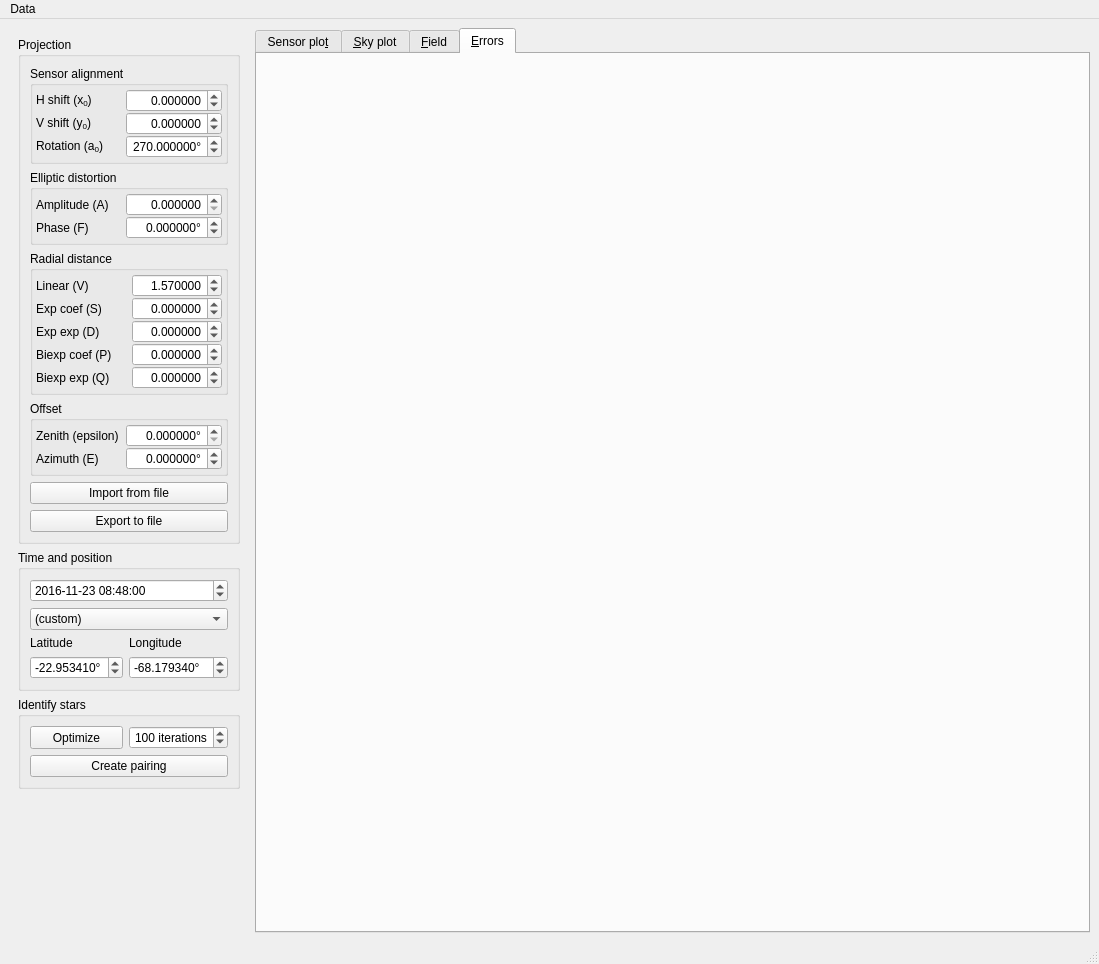
The window that ui/main.ui (AMOS-uniba/vasco) describes before a commit, drawn with Qt 5.
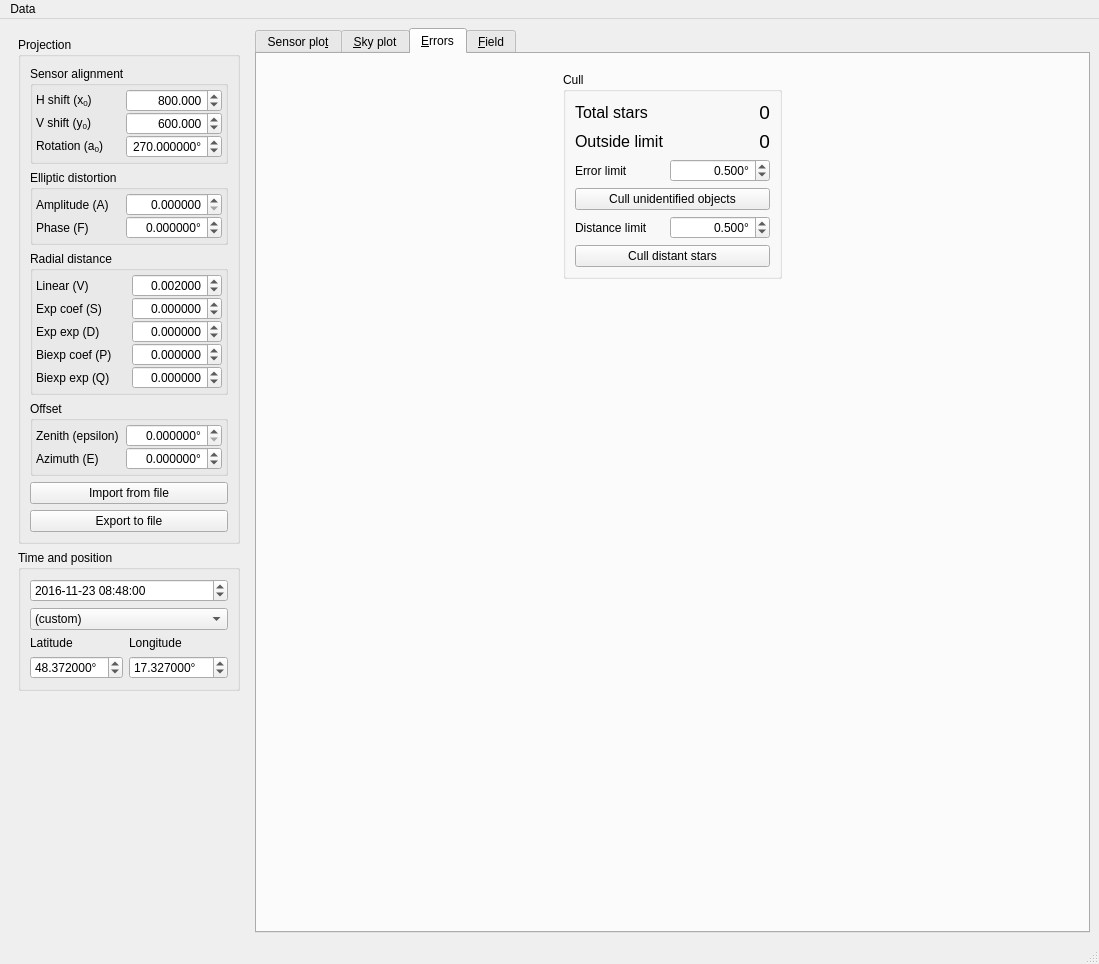
The same window after the commit. The open tabs and pages were chosen to show the change.

What changed in the file:
```diff
--- a/ui/main.ui
+++ b/ui/main.ui
@@ -104,16 +104,19 @@
                 <set>Qt::AlignRight|Qt::AlignTrailing|Qt::AlignVCenter</set>
                </property>
                <property name="decimals">
-                <number>6</number>
+                <number>3</number>
                </property>
                <property name="minimum">
-                <double>-1.000000000000000</double>
+                <double>0.000000000000000</double>
                </property>
                <property name="maximum">
-                <double>1.000000000000000</double>
+                <double>1600.000000000000000</double>
                </property>
                <property name="singleStep">
-                <double>0.010000000000000</double>
+                <double>1.000000000000000</double>
+               </property>
+               <property name="value">
+                <double>800.000000000000000</double>
                </property>
               </widget>
              </item>
@@ -137,16 +140,19 @@
                 <set>Qt::AlignRight|Qt::AlignTrailing|Qt::AlignVCenter</set>
                </property>
                <property name="decimals">
-                <number>6</number>
+                <number>3</number>
                </property>
                <property name="minimum">
-                <double>-1.000000000000000</double>
+                <double>0.000000000000000</double>
                </property>
                <property name="maximum">
-                <double>1.000000000000000</double>
+                <double>1200.000000000000000</double>
                </property>
                <property name="singleStep">
-                <double>0.010000000000000</double>
+                <double>1.000000000000000</double>
+               </property>
+               <property name="value">
+                <double>600.000000000000000</double>
                </property>
               </widget>
              </item>
@@ -281,16 +287,16 @@
                 <number>6</number>
                </property>
                <property name="minimum">
-                <double>0.100000000000000</double>
+                <double>0.000000000000000</double>
                </property>
                <property name="maximum">
-                <double>5.000000000000000</double>
+                <double>10.000000000000000</double>
                </property>
                <property name="singleStep">
-                <double>0.010000000000000</double>
+                <double>0.000100000000000</double>
                </property>
                <property name="value">
-                <double>1.570000000000000</double>
+                <double>0.002000000000000</double>
                </property>
               </widget>
              </item>
@@ -561,7 +567,7 @@
              <double>1.000000000000000</double>
             </property>
             <property name="value">
-             <double>-22.953410000000002</double>
+             <double>48.372000000000000</double>
             </property>
            </widget>
           </item>
@@ -593,7 +599,7 @@
              <double>1.000000000000000</double>
             </property>
             <property name="value">
-             <double>-68.179339999999996</double>
+             <double>17.327000000000002</double>
             </property>
            </widget>
           </item>
@@ -647,63 +653,6 @@
          </layout>
         </widget>
        </item>
-       <item>
-        <widget class="QGroupBox" name="gb_identify">
-         <property name="title">
-          <string>Identify stars</string>
-         </property>
-         <layout class="QGridLayout" name="gridLayout_6">
-          <item row="3" column="0" colspan="2">
-           <widget class="QPushButton" name="pb_pair">
-            <property name="sizePolicy">
-             <sizepolicy hsizetype="Preferred" vsizetype="Minimum">
-              <horstretch>0</horstretch>
-              <verstretch>0</verstretch>
-             </sizepolicy>
-            </property>
-            <property name="text">
-             <string>Create pairing</string>
-            </property>
-           </widget>
-          </item>
-          <item row="2" column="1">
-           <widget class="QSpinBox" name="sb_maxiter">
-            <property name="alignment">
-             <set>Qt::AlignRight|Qt::AlignTrailing|Qt::AlignVCenter</set>
-            </property>
-            <property name="suffix">
-             <string> iterations</string>
-            </property>
-            <property name="minimum">
-             <number>10</number>
-            </property>
-            <property name="maximum">
-             <number>200</number>
-            </property>
-            <property name="singleStep">
-             <number>10</number>
-            </property>
-            <property name="value">
-             <number>100</number>
-            </property>
-           </widget>
-          </item>
-          <item row="2" column="0">
-           <widget class="QPushButton" name="pb_optimize">
-            <property name="sizePolicy">
-             <sizepolicy hsizetype="Preferred" vsizetype="Minimum">
-              <horstretch>0</horstretch>
-              <verstretch>0</verstretch>
-             </sizepolicy>
-            </property>
-            <property name="text">
-             <string>Optimize</string>
-            </property>
-           </widget>
-          </item>
-         </layout>
-        </widget>
-       </item>
        <item>
         <spacer name="verticalSpacer">
          <property name="orientation">
@@ -726,7 +675,7 @@
        <enum>QTabWidget::North</enum>
       </property>
       <property name="currentIndex">
-       <number>1</number>
+       <number>2</number>
       </property>
       <widget class="QWidget" name="tab_sensor">
        <attribute name="title">
@@ -740,7 +689,7 @@
        </attribute>
        <layout class="QHBoxLayout" name="horizontalLayout_2">
         <item>
-         <widget class="QWidget" name="widget" native="true">
+         <widget class="QWidget" name="w_skyplot" native="true">
           <property name="sizePolicy">
            <sizepolicy hsizetype="Maximum" vsizetype="Preferred">
             <horstretch>0</horstretch>
@@ -748,6 +697,19 @@
            </sizepolicy>
           </property>
           <layout class="QGridLayout" name="gridLayout_7">
+           <item row="3" column="0" colspan="2">
+            <spacer name="verticalSpacer_2">
+             <property name="orientation">
+              <enum>Qt::Vertical</enum>
+             </property>
+             <property name="sizeHint" stdset="0">
+              <size>
+               <width>20</width>
+               <height>40</height>
+              </size>
+             </property>
+            </spacer>
+           </item>
            <item row="0" column="0">
             <widget class="QLabel" name="lx_avg_error">
              <property name="sizePolicy">
@@ -793,6 +755,63 @@
              </property>
             </widget>
            </item>
+           <item row="2" column="0" colspan="2">
+            <widget class="QGroupBox" name="gb_identify">
+             <property name="title">
+              <string>Identify stars</string>
+             </property>
+             <layout class="QGridLayout" name="gridLayout_6">
+              <item row="2" column="1">
+               <widget class="QSpinBox" name="sb_maxiter">
+                <property name="alignment">
+                 <set>Qt::AlignRight|Qt::AlignTrailing|Qt::AlignVCenter</set>
+                </property>
+                <property name="suffix">
+                 <string> iterations</string>
+                </property>
+                <property name="minimum">
+                 <number>10</number>
+                </property>
+                <property name="maximum">
+                 <number>200</number>
+                </property>
+                <property name="singleStep">
+                 <number>10</number>
+                </property>
+                <property name="value">
+                 <number>100</number>
+                </property>
+               </widget>
+              </item>
+              <item row="2" column="0">
+               <widget class="QPushButton" name="pb_optimize">
+                <property name="sizePolicy">
+                 <sizepolicy hsizetype="Preferred" vsizetype="Minimum">
+                  <horstretch>0</horstretch>
+                  <verstretch>0</verstretch>
+                 </sizepolicy>
+                </property>
+                <property name="text">
+                 <string>Optimize</string>
+                </property>
+               </widget>
+              </item>
+              <item row="3" column="0" colspan="2">
+               <widget class="QPushButton" name="pb_pair">
+                <property name="sizePolicy">
+                 <sizepolicy hsizetype="Preferred" vsizetype="Minimum">
+                  <horstretch>0</horstretch>
+                  <verstretch>0</verstretch>
+                 </sizepolicy>
+                </property>
+                <property name="text">
+                 <string>Create pairing</string>
+                </property>
+               </widget>
+              </item>
+             </layout>
+            </widget>
+           </item>
            <item row="1" column="0">
             <widget class="QLabel" name="lx_max_error">
              <property name="sizePolicy">
@@ -838,34 +857,230 @@
              </property>
             </widget>
            </item>
-           <item row="2" column="0" colspan="2">
-            <spacer name="verticalSpacer_2">
-             <property name="orientation">
-              <enum>Qt::Vertical</enum>
-             </property>
-             <property name="sizeHint" stdset="0">
-              <size>
-               <width>20</width>
-               <height>40</height>
-              </size>
-             </property>
-            </spacer>
-           </item>
           </layout>
          </widget>
         </item>
        </layout>
       </widget>
-      <widget class="QWidget" name="tab">
-       <attribute name="title">
-        <string>&amp;Field</string>
-       </attribute>
-      </widget>
       <widget class="QWidget" name="tab_errors">
        <attribute name="title">
         <string>&amp;Errors</string>
        </attribute>
-       <layout class="QVBoxLayout" name="verticalLayout_3"/>
+       <layout class="QHBoxLayout" name="horizontalLayout_3">
+        <item>
+         <widget class="QWidget" name="widget" native="true">
+          <property name="sizePolicy">
+           <sizepolicy hsizetype="Maximum" vsizetype="Preferred">
+            <horstretch>0</horstretch>
+            <verstretch>0</verstretch>
+           </sizepolicy>
+          </property>
+          <layout class="QVBoxLayout" name="verticalLayout_4">
+           <item>
+            <widget class="QGroupBox" name="gb_cull">
+             <property name="title">
+              <string>Cull</string>
+             </property>
+             <layout class="QGridLayout" name="gridLayout_8">
+              <item row="4" column="0">
+               <widget class="QLabel" name="lx_error_limit">
+                <property name="text">
+                 <string>Error limit</string>
+                </property>
+               </widget>
+              </item>
+              <item row="7" column="0" colspan="2">
+               <widget class="QPushButton" name="pb_cull_unidentified">
+                <property name="sizePolicy">
+                 <sizepolicy hsizetype="Preferred" vsizetype="Minimum">
+                  <horstretch>0</horstretch>
+                  <verstretch>0</verstretch>
+                 </sizepolicy>
+                </property>
+                <property name="text">
+                 <string>Cull unidentified objects</string>
+                </property>
+               </widget>
+              </item>
+              <item row="9" column="0" colspan="2">
+               <widget class="QPushButton" name="pb_cull_distant">
+                <property name="sizePolicy">
+                 <sizepolicy hsizetype="Preferred" vsizetype="Minimum">
+                  <horstretch>0</horstretch>
+                  <verstretch>0</verstretch>
+                 </sizepolicy>
+                </property>
+                <property name="text">
+                 <string>Cull distant stars</string>
+                </property>
+               </widget>
+              </item>
+              <item row="3" column="1">
+               <widget class="QLabel" name="lb_outside_limit">
+                <property name="sizePolicy">
+                 <sizepolicy hsizetype="Preferred" vsizetype="Maximum">
+                  <horstretch>0</horstretch>
+                  <verstretch>0</verstretch>
+                 </sizepolicy>
+                </property>
+                <property name="minimumSize">
+                 <size>
+                  <width>100</width>
+                  <height>0</height>
+                 </size>
+                </property>
+                <property name="font">
+                 <font>
+                  <pointsize>14</pointsize>
+                 </font>
+                </property>
+                <property name="text">
+                 <string>0</string>
+                </property>
+                <property name="alignment">
+                 <set>Qt::AlignRight|Qt::AlignTrailing|Qt::AlignVCenter</set>
+                </property>
+               </widget>
+              </item>
+              <item row="2" column="0">
+               <widget class="QLabel" name="lx_total_stars">
+                <property name="sizePolicy">
+                 <sizepolicy hsizetype="Preferred" vsizetype="Maximum">
+                  <horstretch>0</horstretch>
+                  <verstretch>0</verstretch>
+                 </sizepolicy>
+                </property>
+                <property name="font">
+                 <font>
+                  <pointsize>12</pointsize>
+                 </font>
+                </property>
+                <property name="text">
+                 <string>Total stars</string>
+                </property>
+               </widget>
+              </item>
+              <item row="4" column="1">
+               <widget class="QDoubleSpinBox" name="dsb_error_limit">
+                <property name="alignment">
+                 <set>Qt::AlignRight|Qt::AlignTrailing|Qt::AlignVCenter</set>
+                </property>
+                <property name="suffix">
+                 <string>°</string>
+                </property>
+                <property name="decimals">
+                 <number>3</number>
+                </property>
+                <property name="maximum">
+                 <double>1.000000000000000</double>
+                </property>
+                <property name="singleStep">
+                 <double>0.010000000000000</double>
+                </property>
+                <property name="value">
+                 <double>0.500000000000000</double>
+                </property>
+               </widget>
+              </item>
+              <item row="3" column="0">
+               <widget class="QLabel" name="lx_outside_limit">
+                <property name="sizePolicy">
+                 <sizepolicy hsizetype="Preferred" vsizetype="Maximum">
+                  <horstretch>0</horstretch>
+                  <verstretch>0</verstretch>
+                 </sizepolicy>
+                </property>
+                <property name="font">
+                 <font>
+                  <pointsize>12</pointsize>
+                 </font>
+                </property>
+                <property name="text">
+                 <string>Outside limit</string>
+                </property>
+               </widget>
+              </item>
+              <item row="2" column="1">
+               <widget class="QLabel" name="lb_total_stars">
+                <property name="sizePolicy">
+                 <sizepolicy hsizetype="Preferred" vsizetype="Maximum">
+                  <horstretch>0</horstretch>
+                  <verstretch>0</verstretch>
+                 </sizepolicy>
+                </property>
+                <property name="minimumSize">
+                 <size>
+                  <width>100</width>
+                  <height>0</height>
+                 </size>
+                </property>
+                <property name="font">
+                 <font>
+                  <pointsize>14</pointsize>
+                 </font>
+                </property>
+                <property name="text">
+                 <string>0</string>
+                </property>
+                <property name="alignment">
+                 <set>Qt::AlignRight|Qt::AlignTrailing|Qt::AlignVCenter</set>
+                </property>
+               </widget>
+              </item>
+              <item row="8" column="0">
+               <widget class="QLabel" name="lx_distance_limit">
+                <property name="text">
+                 <string>Distance limit</string>
+                </property>
+               </widget>
+              </item>
+              <item row="8" column="1">
+               <widget class="QDoubleSpinBox" name="dsb_distance_limit">
+                <property name="alignment">
+                 <set>Qt::AlignRight|Qt::AlignTrailing|Qt::AlignVCenter</set>
+                </property>
+                <property name="suffix">
+                 <string>°</string>
+                </property>
+                <property name="decimals">
+                 <number>3</number>
+                </property>
+                <property name="maximum">
+                 <double>1.000000000000000</double>
+                </property>
+                <property name="singleStep">
+                 <double>0.010000000000000</double>
+                </property>
+                <property name="value">
+                 <double>0.500000000000000</double>
+                </property>
+               </widget>
+              </item>
+             </layout>
+            </widget>
+           </item>
+           <item>
+            <spacer name="verticalSpacer_3">
+             <property name="orientation">
+              <enum>Qt::Vertical</enum>
+             </property>
+             <property name="sizeHint" stdset="0">
+              <size>
+               <width>20</width>
+               <height>40</height>
+              </size>
+             </property>
+            </spacer>
+           </item>
+          </layout>
+         </widget>
+        </item>
+       </layout>
+      </widget>
+      <widget class="QWidget" name="tab">
+       <attribute name="title">
+        <string>&amp;Field</string>
+       </attribute>
       </widget>
      </widget>
     </item>
```
